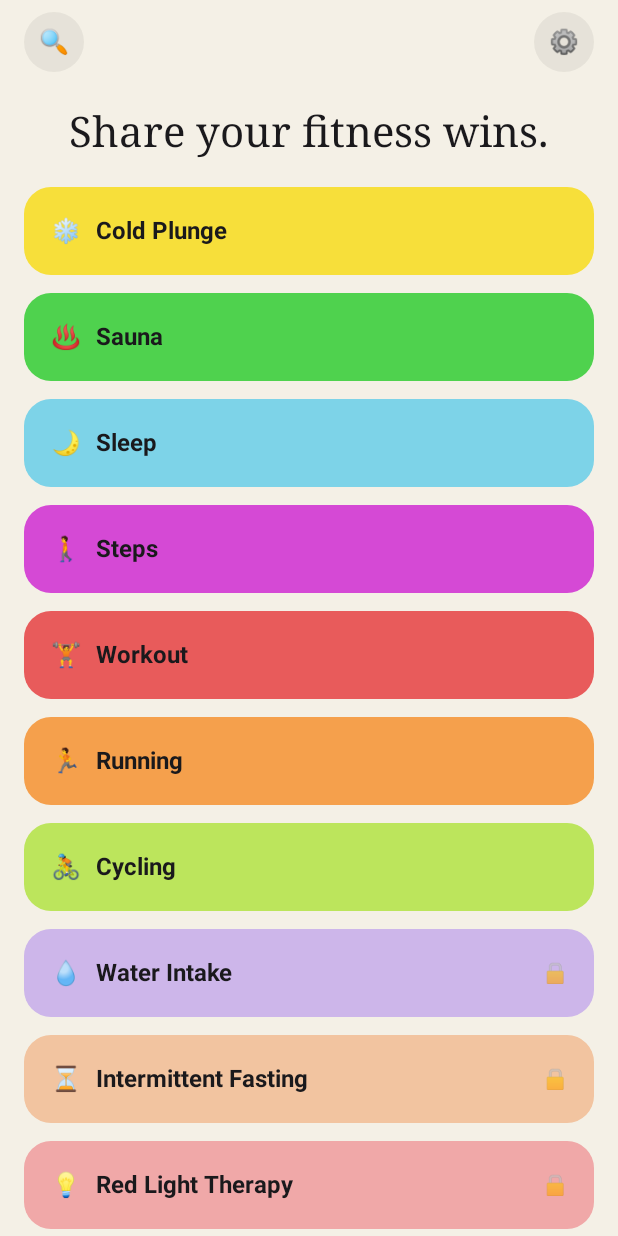
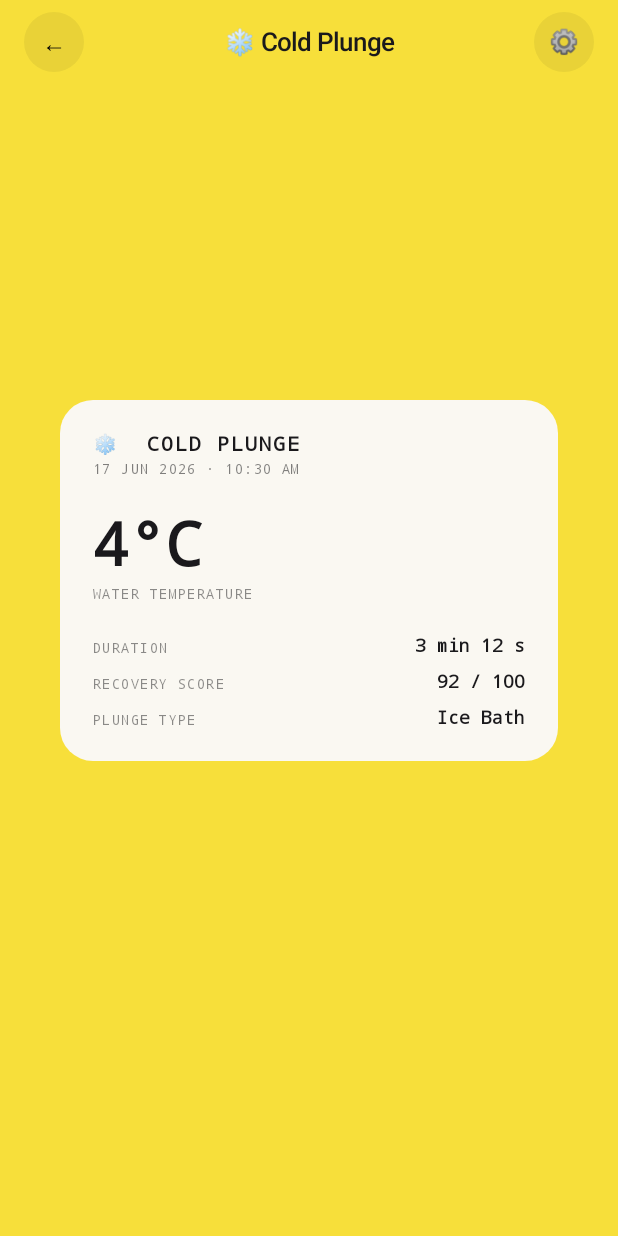
Before and after one commit to harshilv17/sociofit, an Android app built with Jetpack Compose: the screen it shows after launch (MainActivity), after a tap on "❄️", on a phone screen of 412 x 824 dp. Run offline under Robolectric (Android 15) with nearby library versions, the phone set to English and light mode, and no system bars.

Commit message:
sticker editor

```diff
--- a/app/src/main/java/com/sociofit/app/Catalog.kt
+++ b/app/src/main/java/com/sociofit/app/Catalog.kt
@@ -154,3 +154,7 @@ object Theme {
 
 /** Theme ink at the given opacity. */
 fun ink(alpha: Float) = Theme.ink.copy(alpha = alpha)
+
+fun dateText(now: Date = Date()): String = SimpleDateFormat("dd MMM yyyy", Locale.UK).format(now).uppercase()
+fun timeText(now: Date = Date()): String = SimpleDateFormat("h:mm a", Locale.US).format(now)
+fun dateLine(): String = "${dateText()} · ${timeText()}"
--- a/app/src/main/java/com/sociofit/app/MainActivity.kt
+++ b/app/src/main/java/com/sociofit/app/MainActivity.kt
@@ -41,7 +41,25 @@ class MainActivity : ComponentActivity() {
 
 @Composable
 fun App() {
+    var activity by remember { mutableStateOf<FitnessActivity?>(null) }
+
     Box(Modifier.fillMaxSize().background(Theme.cream)) {
-        HomeScreen(onOpen = {}, onSettings = {}, onPaywall = {})
+        val current = activity
+        when {
+            current != null -> {
+                BackHandler { activity = null }
+                StickerEditorScreen(
+                    current,
+                    onBack = { activity = null },
+                    onSettings = {},
+                    onPaywall = {},
+                )
+            }
+            else -> HomeScreen(
+                onOpen = { activity = it },
+                onSettings = {},
+                onPaywall = {},
+            )
+        }
     }
 }
--- /dev/null
+++ b/app/src/main/java/com/sociofit/app/StickerCard.kt
@@ -0,0 +1,125 @@
+package com.sociofit.app
+
+import androidx.compose.foundation.background
+import androidx.compose.foundation.layout.Arrangement
+import androidx.compose.foundation.layout.Column
+import androidx.compose.foundation.layout.Row
+import androidx.compose.foundation.layout.Spacer
+import androidx.compose.foundation.layout.fillMaxWidth
+import androidx.compose.foundation.layout.height
+import androidx.compose.foundation.layout.padding
+import androidx.compose.foundation.shape.RoundedCornerShape
+import androidx.compose.foundation.text.BasicText
+import androidx.compose.foundation.text.TextAutoSize
+import androidx.compose.material3.Text
+import androidx.compose.runtime.Composable
+import androidx.compose.ui.Alignment
+import androidx.compose.ui.Modifier
+import androidx.compose.ui.draw.clip
+import androidx.compose.ui.graphics.Color
+import androidx.compose.ui.text.SpanStyle
+import androidx.compose.ui.text.TextStyle
+import androidx.compose.ui.text.buildAnnotatedString
+import androidx.compose.ui.text.font.FontFamily
+import androidx.compose.ui.text.font.FontWeight
+import androidx.compose.ui.text.style.TextAlign
+import androidx.compose.ui.text.withStyle
+import androidx.compose.ui.unit.TextUnit
+import androidx.compose.ui.unit.dp
+import androidx.compose.ui.unit.sp
+
+enum class Align { Left, Center, Right }
+
+data class StickerConfig(
+    val fields: List<StatField>,
+    val background: Color,
+    val statsBlack: Boolean = true,
+    val alignment: Align = Align.Left,
+    val showCoordinates: Boolean = true,
+    val aspect: Float = 9f / 16f,
+    val notes: String = "",
+)
+
+fun defaultConfig(activity: FitnessActivity) = StickerConfig(activity.fields, activity.color)
+
+@Composable
+fun StickerCard(activity: FitnessActivity, config: StickerConfig) {
+    val fg = if (config.statsBlack) Theme.ink else Color.White
+    val dim = { a: Float -> fg.copy(alpha = a) }
+    val primaries = config.fields.filter { it.primary && it.value.isNotEmpty() }
+    val secondaries = config.fields.filter { !it.primary && it.value.isNotEmpty() }
+    val (align, textAlign) = when (config.alignment) {
+        Align.Left -> Alignment.Start to TextAlign.Left
+        Align.Center -> Alignment.CenterHorizontally to TextAlign.Center
+        Align.Right -> Alignment.End to TextAlign.Right
+    }
+    val numberFamily = FontFamily.Monospace
+
+    Column(
+        Modifier.fillMaxWidth().clip(RoundedCornerShape(22.dp)).background(Theme.cardWhite).padding(22.dp),
+        horizontalAlignment = align,
+    ) {
+        Text(
+            "${activity.emoji}  ${activity.name.uppercase()}",
+            color = fg, textAlign = textAlign,
+            fontFamily = FontFamily.Monospace, fontSize = 13.sp, fontWeight = FontWeight.Bold, letterSpacing = 2.sp,
+        )
+        Meta(dateLine(), dim(0.55f), textAlign)
+
+        Spacer(Modifier.height(22.dp))
+
+        if (primaries.size > 1) {
+            primaries.chunked(2).forEach { pair ->
+                Row(Modifier.fillMaxWidth().padding(bottom = 14.dp)) {
+                    pair.forEach { Primary(it, 26.sp, fg, dim(0.5f), numberFamily, align, Modifier.weight(1f)) }
+                    if (pair.size == 1) Spacer(Modifier.weight(1f))
+                }
+            }
+        } else {
+            primaries.forEach { Primary(it, 40.sp, fg, dim(0.5f), numberFamily, align) }
+        }
+
+        Spacer(Modifier.height(22.dp))
+
+        Column(Modifier.fillMaxWidth(), verticalArrangement = Arrangement.spacedBy(10.dp)) {
+            secondaries.forEach { field ->
+                Row(Modifier.fillMaxWidth(), Arrangement.SpaceBetween, Alignment.CenterVertically) {
+                    Meta(field.label, dim(0.5f))
+                    Text(field.value, color = fg, fontFamily = FontFamily.Monospace, fontSize = 12.sp, fontWeight = FontWeight.Bold)
+                }
+            }
+        }
+
+        if (config.notes.isNotEmpty()) {
+            Text(
+                config.notes, Modifier.padding(top = 10.dp),
+                color = dim(0.7f), fontSize = 12.sp,
+            )
+        }
+    }
+}
+
+@Composable
+private fun Primary(
+    field: StatField,
+    size: TextUnit,
+    color: Color,
+    labelColor: Color,
+    family: FontFamily,
+    align: Alignment.Horizontal,
+    modifier: Modifier = Modifier,
+) {
+    Column(modifier, horizontalAlignment = align) {
+        Text(field.value, maxLines = 1, color = color, fontSize = size, fontWeight = FontWeight.Bold, fontFamily = family)
+        Meta(field.label, labelColor)
+    }
+}
+
+@Composable
+private fun Meta(text: String, color: Color, textAlign: TextAlign? = null) {
+    Text(
+        text, Modifier.padding(top = 3.dp),
+        color = color, textAlign = textAlign,
+        fontFamily = FontFamily.Monospace, fontSize = 9.sp, letterSpacing = 1.sp,
+    )
+}
--- /dev/null
+++ b/app/src/main/java/com/sociofit/app/StickerEditorScreen.kt
@@ -0,0 +1,84 @@
+package com.sociofit.app
+
+import android.content.ClipData
+import android.content.ClipboardManager
+import android.content.ContentValues
+import android.content.Context
+import android.graphics.Bitmap
+import android.os.Environment
+import android.provider.MediaStore
+import androidx.compose.foundation.background
+import androidx.compose.foundation.border
+import androidx.compose.foundation.clickable
+import androidx.compose.foundation.layout.Arrangement
+import androidx.compose.foundation.layout.Box
+import androidx.compose.foundation.layout.BoxWithConstraints
+import androidx.compose.foundation.layout.Column
+import androidx.compose.foundation.layout.Row
+import androidx.compose.foundation.layout.Spacer
+import androidx.compose.foundation.layout.aspectRatio
+import androidx.compose.foundation.layout.fillMaxSize
+import androidx.compose.foundation.layout.fillMaxWidth
+import androidx.compose.foundation.layout.height
+import androidx.compose.foundation.layout.heightIn
+import androidx.compose.foundation.layout.padding
+import androidx.compose.foundation.layout.size
+import androidx.compose.foundation.rememberScrollState
+import androidx.compose.foundation.shape.CircleShape
+import androidx.compose.foundation.verticalScroll
+import androidx.compose.material3.Text
+import androidx.compose.runtime.Composable
+import androidx.compose.runtime.getValue
+import androidx.compose.runtime.mutableIntStateOf
+import androidx.compose.runtime.mutableStateOf
+import androidx.compose.runtime.remember
+import androidx.compose.runtime.rememberCoroutineScope
+import androidx.compose.runtime.setValue
+import androidx.compose.ui.Alignment
+import androidx.compose.ui.Modifier
+import androidx.compose.ui.draw.clip
+import androidx.compose.ui.draw.drawWithContent
+import androidx.compose.ui.graphics.Color
+import androidx.compose.ui.graphics.asAndroidBitmap
+import androidx.compose.ui.graphics.layer.drawLayer
+import androidx.compose.ui.graphics.rememberGraphicsLayer
+import androidx.compose.ui.platform.LocalContext
+import androidx.compose.ui.text.TextStyle
+import androidx.compose.ui.text.font.FontWeight
+import androidx.compose.ui.text.style.TextAlign
+import androidx.compose.ui.unit.dp
+import androidx.compose.ui.unit.sp
+import androidx.core.content.FileProvider
+import kotlinx.coroutines.Dispatchers
+import kotlinx.coroutines.delay
+import kotlinx.coroutines.launch
+import kotlinx.coroutines.withContext
+import java.io.File
+
+@Composable
+fun StickerEditorScreen(activity: FitnessActivity, onBack: () -> Unit, onSettings: () -> Unit, onPaywall: () -> Unit) {
+    var config by remember(activity) { mutableStateOf(defaultConfig(activity)) }
+
+    Column(Modifier.fillMaxSize().background(config.background)) {
+        Row(
+            Modifier.fillMaxWidth().padding(start = 16.dp, end = 16.dp, top = 8.dp, bottom = 4.dp),
+            horizontalArrangement = Arrangement.SpaceBetween,
+            verticalAlignment = Alignment.CenterVertically,
+        ) {
+            CircleButton("←", onBack)
+            Text("${activity.emoji} ${activity.name}", color = Theme.ink, fontSize = 17.sp, fontWeight = FontWeight.SemiBold)
+            CircleButton("⚙️", onSettings)
+        }
+
+        Column(
+            Modifier.verticalScroll(rememberScrollState()).padding(16.dp),
+            verticalArrangement = Arrangement.spacedBy(20.dp),
+        ) {
+            Box(Modifier.fillMaxWidth().background(config.background).padding(24.dp)) {
+                Box(Modifier.fillMaxWidth().aspectRatio(config.aspect), contentAlignment = Alignment.Center) {
+                    StickerCard(activity, config)
+                }
+            }
+        }
+    }
+}
```
